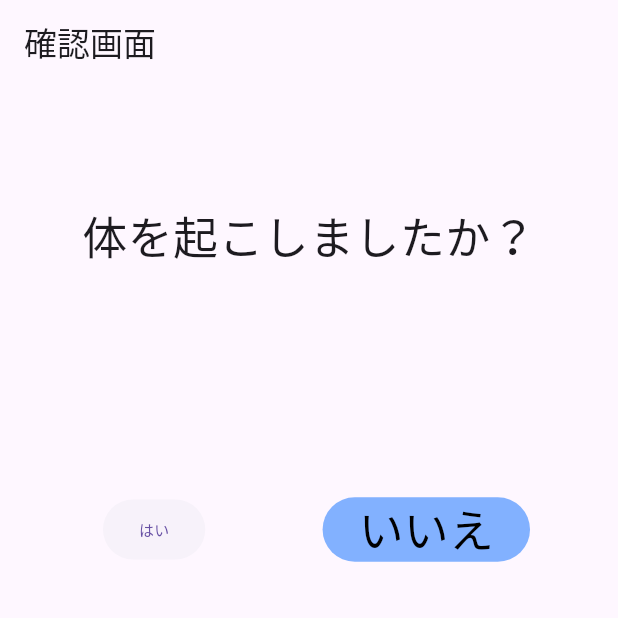
After one commit to tanakacha/flutter_jr_hackathon, a Flutter app: the CheckScreen screen opened by its route, on a phone screen of 412 x 824 dp, the top half of it. The commit adds this screen. Run offline on Flutter 3.47's test engine with Material 3 defaults, Android fonts, the light colour scheme and no system bars; our stand-ins replace flutter_datetime_picker_plus, flutter_local_notifications, gap, go_router, permission_handler, sensors_plus and 1 more; missing offline and left inert: alarm.

Commit message:
feature(Flutter): 確認画面の実装 #23

```diff
--- a/lib/route/router.dart
+++ b/lib/route/router.dart
@@ -1,4 +1,5 @@
 import 'package:flutter/material.dart';
+import 'package:flutter_jr_hackathon/scenes/check/check_screen.dart';
 import 'package:flutter_jr_hackathon/scenes/game/game_screen.dart';
 import 'package:go_router/go_router.dart';
 import 'package:flutter_jr_hackathon/scenes/alarm/alarm_screen.dart';
@@ -11,6 +12,10 @@ class AppRouter {
         builder: (context, state) => AlarmScreen(),
       ),
       GoRoute(
+        path: '/check',
+        builder: (context, state) => CheckScreen(),
+      ),
+      GoRoute(
         path: '/game',
         builder: (context, state) => GameScreen(),
       ),
--- a/lib/scenes/alarm/alarm_screen.dart
+++ b/lib/scenes/alarm/alarm_screen.dart
@@ -133,6 +133,12 @@ class _AlarmScreenState extends State<AlarmScreen> {
                 child: Icon(Icons.alarm_add_rounded, size: 33),
               ),
               ElevatedButton(
+                child: Text("確認画面へ"),
+                onPressed: () {
+                  context.go('/check');
+                },
+              ),
+              ElevatedButton(
                 child: Text("ゲームへ"),
                 onPressed: () {
                   context.go('/game');
--- /dev/null
+++ b/lib/scenes/check/check_screen.dart
@@ -0,0 +1,67 @@
+import 'package:flutter/material.dart';
+import 'package:gap/gap.dart';
+import 'package:go_router/go_router.dart';
+
+class CheckScreen extends StatelessWidget {
+  const CheckScreen({super.key});
+
+  @override
+  Widget build(BuildContext context) {
+    return Scaffold(
+      appBar: AppBar(
+        title: Text('確認画面'),
+      ),
+      body: Column(
+        // mainAxisAlignment: MainAxisAlignment.spaceAround,
+        children: [
+          Gap(80),
+          Text(
+            '体を起こしましたか？',
+            style: TextStyle(fontSize: 30),
+          ),
+          Gap(150),
+          Row(
+            mainAxisAlignment: MainAxisAlignment.spaceAround,
+            children: [
+              Gap(10),
+              ElevatedButton(
+                style: ElevatedButton.styleFrom(
+                  elevation: 0,
+                ),
+                child: Text(
+                  'はい',
+                  style: TextStyle(
+                    fontSize: 10,
+                  ),
+                ),
+                onPressed: () {
+                  context.go('/game');
+                },
+              ),
+              Gap(0),
+              ElevatedButton(
+                style: ElevatedButton.styleFrom(
+                  elevation: 0,
+                  shape: RoundedRectangleBorder(
+                    borderRadius: BorderRadius.circular(28),
+                  ),
+                  backgroundColor: Colors.blueAccent[100],
+                ),
+                child: Text(
+                  'いいえ',
+                  style: TextStyle(
+                    color: Colors.black,
+                    // color: Colors.blue,
+                    fontSize: 30,
+                  ),
+                ),
+                onPressed: () {},
+              ),
+              Gap(0),
+            ],
+          ),
+        ],
+      ),
+    );
+  }
+}
--- a/pubspec.yaml
+++ b/pubspec.yaml
@@ -44,6 +44,7 @@ dependencies:
   timezone: ^0.10.0
   flutter_local_notifications: ^19.0.0
   permission_handler: ^11.4.0
+  gap: ^3.0.1
 
 dev_dependencies:
   flutter_test:
@@ -52,6 +53,7 @@ dev_dependencies:
   riverpod_generator: ^2.6.5
   build_runner: ^2.4.15
   json_serializable: ^6.9.4
+  go_router_builder: ^2.8.2
 
 flutter:
 
```
Also changed, not shown: pubspec.lock.
